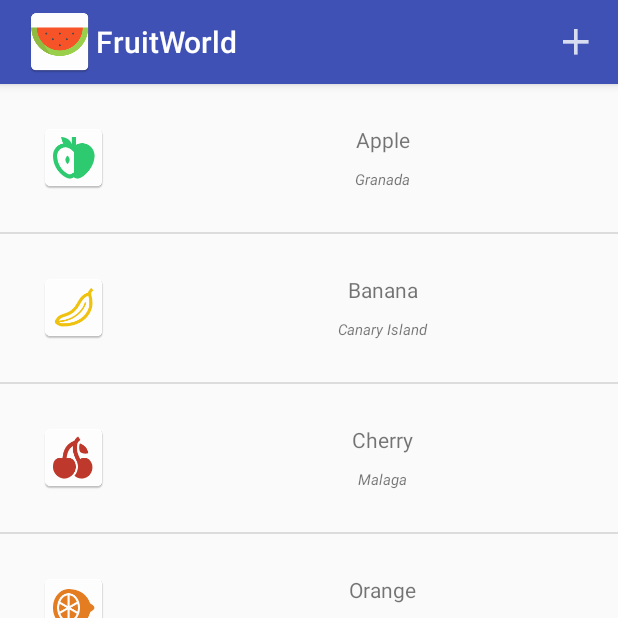
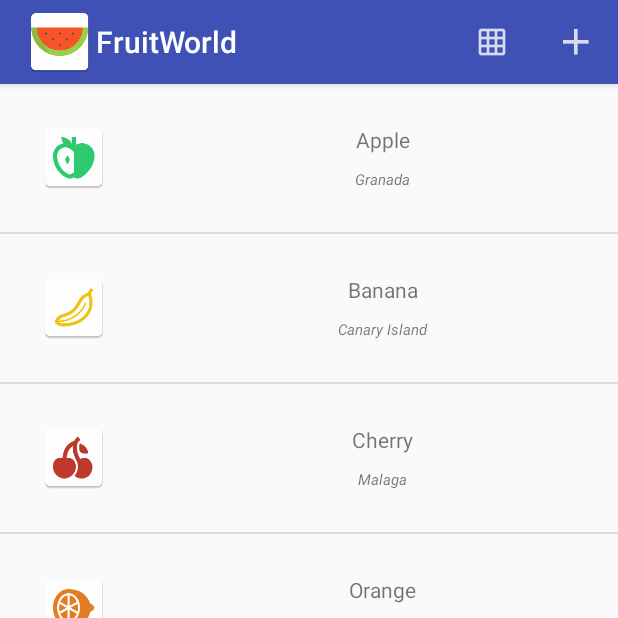
Before and after one commit to juliolopeztorres/android_course_session_02_lab, an Android app: the screen it shows after launch (MainActivity), on a phone screen of 412 x 824 dp, the top half of it. Run offline under Robolectric (Android 15) with nearby library versions, the phone set to English and light mode, and no system bars.

Commit message:
feat: add grid and list view option menu's buttons

```diff
--- a/app/src/main/res/menu/option_menu.xml
+++ b/app/src/main/res/menu/option_menu.xml
@@ -1,6 +1,21 @@
 <?xml version="1.0" encoding="utf-8"?>
 <menu xmlns:android="http://schemas.android.com/apk/res/android"
     xmlns:app="http://schemas.android.com/apk/res-auto">
+    <item
+        android:id="@+id/showListView"
+        android:title="@string/show_listView"
+        android:icon="@drawable/show_list_view"
+        android:orderInCategory="1"
+        android:visible="false"
+        app:showAsAction="ifRoom"
+        />
+    <item
+        android:id="@+id/showGridView"
+        android:title="@string/show_gridView"
+        android:icon="@drawable/show_grid_view"
+        android:orderInCategory="1"
+        app:showAsAction="ifRoom"
+        />
     <item
         android:id="@+id/addFruit"
         android:title="@string/add_fruit"
--- a/app/src/main/res/values/strings.xml
+++ b/app/src/main/res/values/strings.xml
@@ -2,6 +2,8 @@
     <string name="app_name">FruitWorld</string>
 
     <string name="add_fruit">Add Fruit</string>
+    <string name="show_listView">Show in List</string>
+    <string name="show_gridView">Show in Grid</string>
 
     <string name="fruit_standard_name">Standard name</string>
     <string name="fruit_standard_origin">Standard origin</string>
```
Also changed, not shown: app/src/main/res/drawable-hdpi/show_grid_view.png (added), app/src/main/res/drawable-hdpi/show_list_view.png (added), app/src/main/res/drawable-mdpi/show_grid_view.png (added), app/src/main/res/drawable-mdpi/show_list_view.png (added), app/src/main/res/drawable-xhdpi/show_grid_view.png (added), app/src/main/res/drawable-xhdpi/show_list_view.png (added), app/src/main/res/drawable-xxhdpi/show_grid_view.png (added), app/src/main/res/drawable-xxhdpi/show_list_view.png (added).
